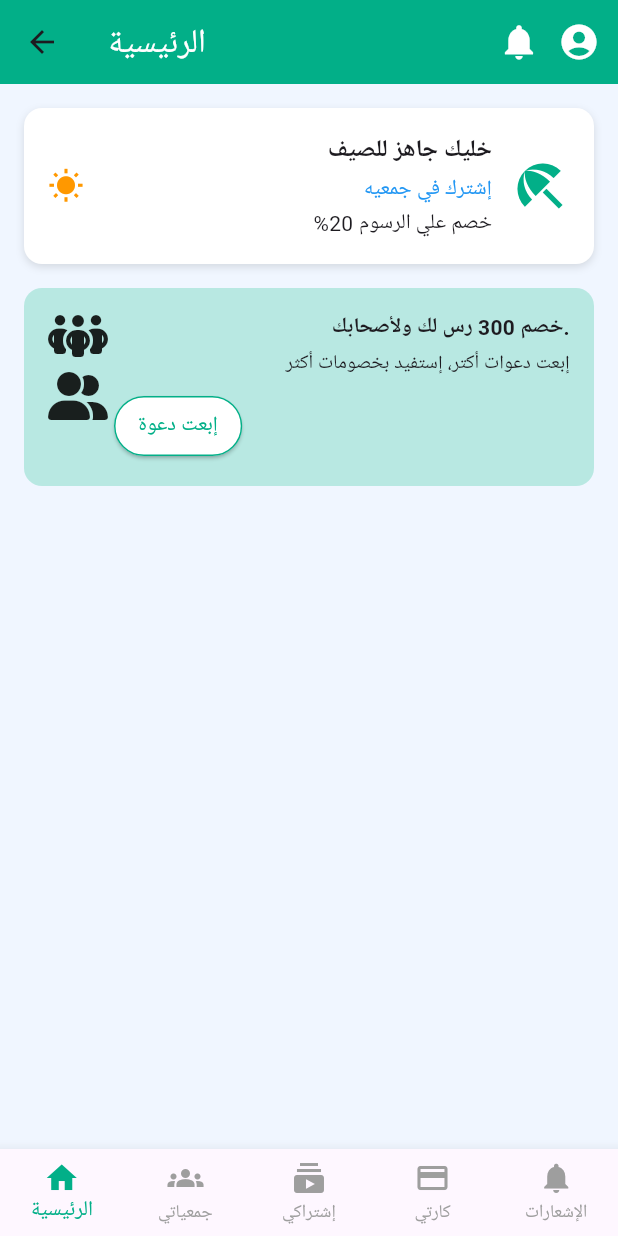
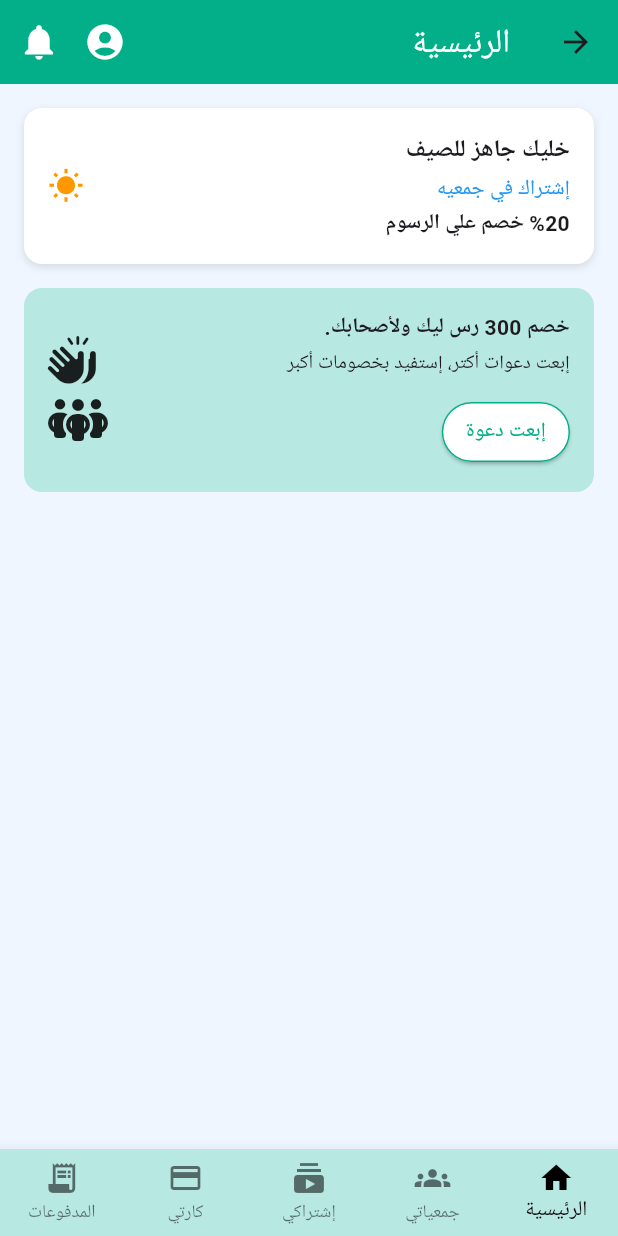
Before and after one commit to MARTINA-MOUSA/Gamaia-App-Flutter, a Flutter app: the MainScreen screen opened by its route, on a phone screen of 412 x 824 dp. Run offline on Flutter 3.47's test engine with Material 3 defaults, Android fonts, the phone set to English and light mode, and no system bars; our stand-ins replace font_awesome_flutter, shared_preferences; accounts and stored records are empty.

Commit message:
fix: update bottom navigation labels and improve layout in Home Page

```diff
--- a/lib/Pages/Home Page.dart
+++ b/lib/Pages/Home Page.dart
@@ -2,6 +2,7 @@ import 'package:flutter/material.dart';
 import 'package:font_awesome_flutter/font_awesome_flutter.dart';
 import 'package:gamaiaapp/constants.dart';
 import 'package:gamaiaapp/Pages/profile_page.dart';
+
 class MainScreen extends StatefulWidget {
   const MainScreen({Key? key}) : super(key: key);
 
@@ -17,7 +18,7 @@ class _MainScreenState extends State<MainScreen> {
     const Center(child: Text('جمعياتي')),
     const Center(child: Text('إشتراكي')),
     const Center(child: Text('كارتي')),
-    const Center(child: Text('الإشعارات')),
+    const Center(child: Text('المدفوعات')),
   ];
 
   void _onItemTapped(int index) {
@@ -26,19 +27,17 @@ class _MainScreenState extends State<MainScreen> {
 
   @override
   Widget build(BuildContext context) {
-    return Scaffold(
+    return Directionality(
+      textDirection: TextDirection.rtl,
+      child: Scaffold(
         backgroundColor: kBackgroundColor,
         appBar: AppBar(
           backgroundColor: kPrimaryColor,
           elevation: 0,
           title: const Text('الرئيسية', style: TextStyle(color: Colors.white)),
           actions: [
-          const Padding(
-            padding: EdgeInsets.symmetric(horizontal: 12),
-            child: Icon(Icons.notifications, color: Colors.white, size: 28),
-          ),
             Padding(
-            padding: const EdgeInsets.only(right: 12),
+              padding: const EdgeInsets.symmetric(horizontal: 12),
               child: GestureDetector(
                 onTap: () {
                   Navigator.push(
@@ -49,13 +48,18 @@ class _MainScreenState extends State<MainScreen> {
                 child: const Icon(Icons.account_circle, color: Colors.white, size: 28),
               ),
             ),
+            const Padding(
+              padding: EdgeInsets.only(left: 12, right: 4),
+              child: Icon(Icons.notifications, color: Colors.white, size: 28),
+            ),
           ],
         ),
         body: _screens[_selectedIndex],
         bottomNavigationBar: BottomNavigationBar(
+          backgroundColor: const Color(0xFFB8E8E2),
           currentIndex: _selectedIndex,
-        selectedItemColor: kPrimaryColor,
-        unselectedItemColor: Colors.grey,
+          selectedItemColor: Colors.black,
+          unselectedItemColor: Colors.black54,
           onTap: _onItemTapped,
           type: BottomNavigationBarType.fixed,
           items: const [
@@ -63,8 +67,9 @@ class _MainScreenState extends State<MainScreen> {
             BottomNavigationBarItem(icon: Icon(Icons.groups), label: 'جمعياتي'),
             BottomNavigationBarItem(icon: Icon(Icons.subscriptions), label: 'إشتراكي'),
             BottomNavigationBarItem(icon: Icon(Icons.credit_card), label: 'كارتي'),
-          BottomNavigationBarItem(icon: Icon(Icons.notifications), label: 'الإشعارات'),
+            BottomNavigationBarItem(icon: Icon(Icons.receipt_long), label: 'المدفوعات'),
           ],
+        ),
       ),
     );
   }
@@ -79,7 +84,6 @@ class HomeTab extends StatelessWidget {
       padding: const EdgeInsets.all(16),
       child: Column(
         children: [
-          // بطاقة الصيف
           Container(
             width: double.infinity,
             padding: const EdgeInsets.all(16),
@@ -91,35 +95,32 @@ class HomeTab extends StatelessWidget {
               ],
             ),
             child: Row(
+              mainAxisAlignment: MainAxisAlignment.spaceBetween,
               children: [
-                const Icon(Icons.wb_sunny, color: Colors.orange),
-                const SizedBox(width: 12),
+                // النصوص
                 Expanded(
                   child: Column(
-                    crossAxisAlignment: CrossAxisAlignment.end,
-                    children: [
-                      const Text(
+                    crossAxisAlignment: CrossAxisAlignment.start,
+                    children: const [
+                      Text(
                         'خليك جاهز للصيف',
                         style: TextStyle(fontWeight: FontWeight.bold, fontSize: 16),
-                        textAlign: TextAlign.right,
                       ),
-                      const SizedBox(height: 4),
-                      const Text(
-                        'إشترك في جمعيه',
+                      SizedBox(height: 4),
+                      Text(
+                        'إشتراك في جمعيه',
                         style: TextStyle(color: Colors.blue, fontSize: 14),
-                        textAlign: TextAlign.right,
                       ),
-                      const SizedBox(height: 2),
-                      const Text(
+                      SizedBox(height: 2),
+                      Text(
                         '%20 خصم علي الرسوم',
-                        style: TextStyle(fontSize: 14),
-                        textAlign: TextAlign.right,
+                        style: TextStyle(fontWeight: FontWeight.bold, fontSize: 14),
                       ),
                     ],
                   ),
                 ),
                 const SizedBox(width: 12),
-                const Icon(Icons.beach_access, size: 40, color: kPrimaryColor),
+                const Icon(Icons.wb_sunny, color: Colors.orange),
               ],
             ),
           ),
@@ -134,35 +135,25 @@ class HomeTab extends StatelessWidget {
               borderRadius: BorderRadius.circular(12),
             ),
             child: Row(
+              mainAxisAlignment: MainAxisAlignment.spaceBetween,
+              children: [
+                // النصوص
+                Expanded(
+                  child: Column(
                     crossAxisAlignment: CrossAxisAlignment.start,
                     children: [
-
-                Column(
-                  children: const [
-                    Icon(FontAwesomeIcons.peopleGroup, size: 32),
-                    SizedBox(height: 8),
-                    Icon(FontAwesomeIcons.userFriends, size: 32),
-                  ],
-                ),
-                const SizedBox(width: 12),
-                Expanded(
-                  child: Column(
-                    crossAxisAlignment: CrossAxisAlignment.end,
-                    children: [
                       const Text(
-                        'خصم 300 رس لك ولأصحابك.',
+                        'خصم 300 رس ليك ولأصحابك.',
                         style: TextStyle(fontWeight: FontWeight.bold),
-                        textAlign: TextAlign.right,
                       ),
                       const SizedBox(height: 4),
                       const Text(
-                        'إبعت دعوات أكتر، إستفيد بخصومات أكثر',
+                        'إبعت دعوات أكتر، إستفيد بخصومات أكبر',
                         style: TextStyle(fontSize: 13),
-                        textAlign: TextAlign.right,
                       ),
-                      const SizedBox(height: 8),
+                      const SizedBox(height: 12),
                       Align(
-                        alignment: Alignment.centerLeft,
+                        alignment: Alignment.centerRight,
                         child: ElevatedButton(
                           onPressed: () {},
                           style: ElevatedButton.styleFrom(
@@ -173,9 +164,17 @@ class HomeTab extends StatelessWidget {
                           ),
                           child: const Text('إبعت دعوة'),
                         ),
-                      )
+                      ),
                     ],
                   ),
+                ),
+                const SizedBox(width: 12),
+                Column(
+                  children: const [
+                    Icon(FontAwesomeIcons.handsClapping, size: 32),
+                    SizedBox(height: 8),
+                    Icon(FontAwesomeIcons.peopleGroup, size: 32),
+                  ],
                 ),
               ],
             ),
```
Lines whose indentation alone changed are shown as unchanged.
